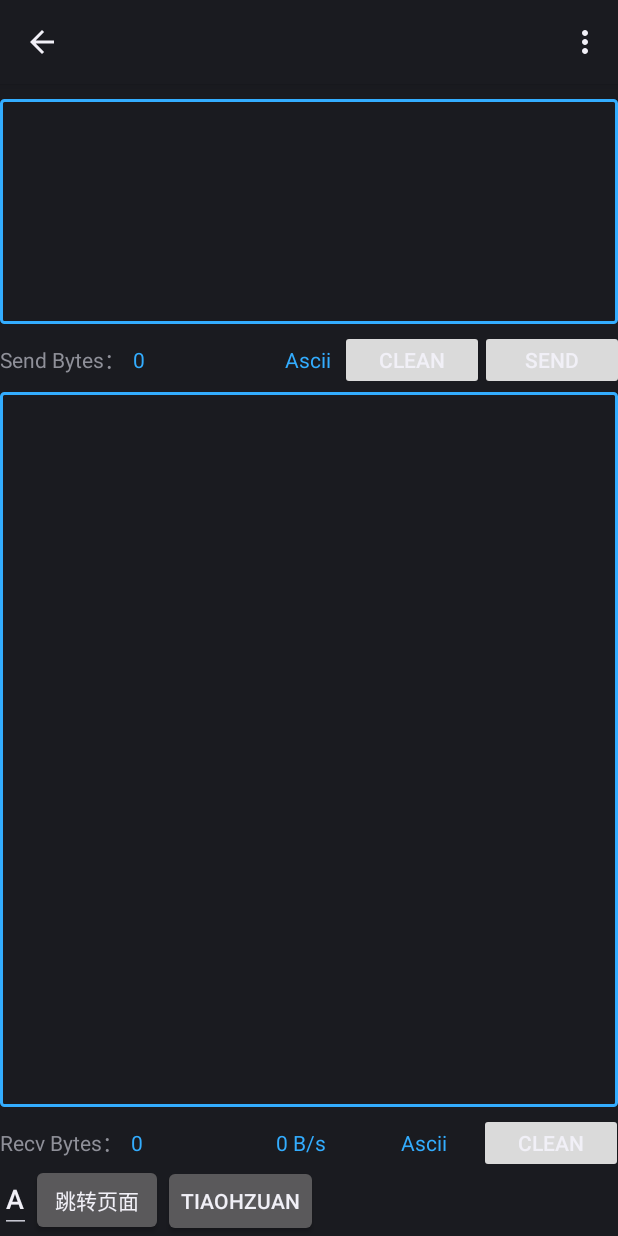
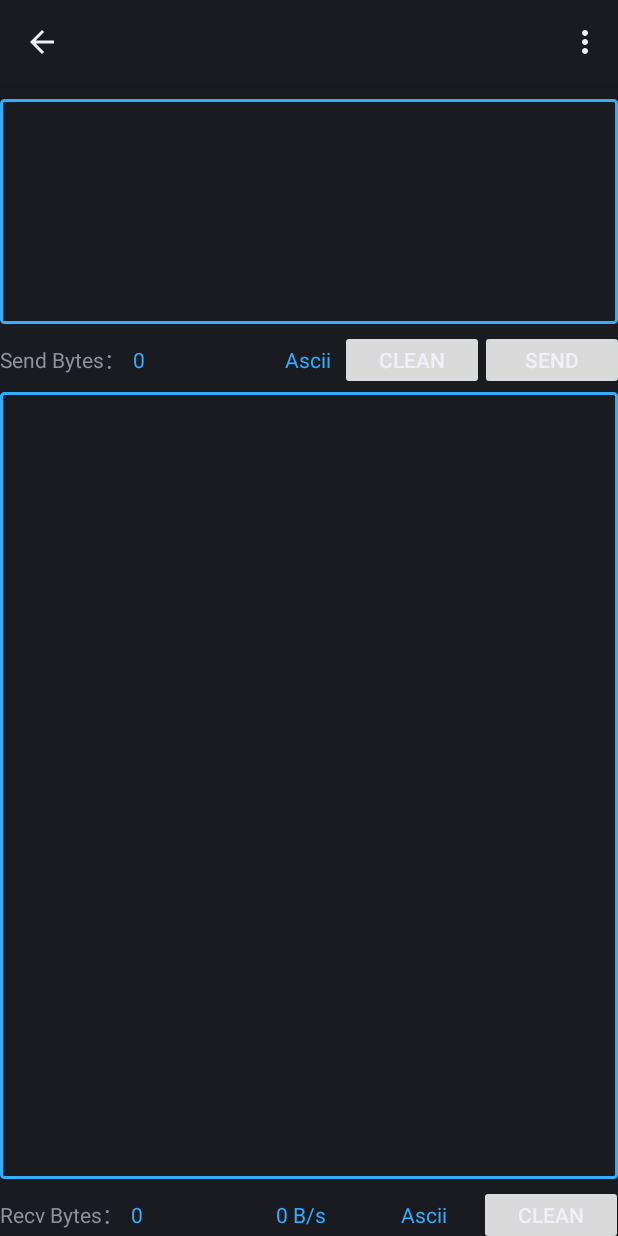
Before and after one commit to lizhenVegetableChicken/FirstApplication4, an Android app: the BleSppActivity screen opened directly, with no data from a screen before it, on a phone screen of 412 x 824 dp. Run offline under Robolectric (Android 15) with nearby library versions, the phone set to English and light mode, and no system bars; 3 statements that could not run were skipped.

Commit message:
去掉测试，实现广播功能的版本1

```diff
--- a/app/src/main/res/layout/activity_splash.xml
+++ b/app/src/main/res/layout/activity_splash.xml
@@ -2,16 +2,16 @@
 <LinearLayout xmlns:android="http://schemas.android.com/apk/res/android"
         android:layout_width="match_parent"
         android:layout_height="match_parent"
-              android:orientation="vertical"
->
+        android:orientation="vertical">
 
     <ImageView
             android:id="@+id/imageview"
             android:layout_width="match_parent"
             android:layout_height="match_parent"
+            android:rotation="270"
             android:scaleType="centerCrop"
             android:scaleX="1.5"
             android:scaleY="1.5"
-        android:src="@drawable/carblue1" />
+            android:src="@drawable/car_back" />
 
 </LinearLayout>
--- a/bluecar/src/main/AndroidManifest.xml
+++ b/bluecar/src/main/AndroidManifest.xml
@@ -74,11 +74,11 @@
             android:screenOrientation="portrait" >
         </activity>
 
-        <receiver android:name=".bluetooth.MyComsutoer" android:exported="true">
+  <!--      <receiver android:name=".bluetooth.MyComsutoer" android:exported="true">
             <intent-filter>
                 <action android:name="com.itheima.com"/>
             </intent-filter>
-        </receiver>
+        </receiver>-->
 
         <!--<receiver android:name=".mscv5plusdemo.TtsDemo"
             android:enabled="true"
--- a/bluecar/src/main/java/com/example/administrator/bluecar/bluetooth/BleSppActivity.java
+++ b/bluecar/src/main/java/com/example/administrator/bluecar/bluetooth/BleSppActivity.java
@@ -90,6 +90,7 @@ public class BleSppActivity extends Activity implements View.OnClickListener {
         @Override
         public void onReceive(Context context, Intent intent) {
             final String action = intent.getAction();
+            System.out.println("..............................getAction："+action);
             if (BluetoothLeService.ACTION_GATT_CONNECTED.equals(action)) {
 
             } else if (BluetoothLeService.ACTION_GATT_DISCONNECTED.equals(action)) {
@@ -105,14 +106,17 @@ public class BleSppActivity extends Activity implements View.OnClickListener {
             } else if (BluetoothLeService.ACTION_GATT_SERVICES_NO_DISCOVERED.equals(action)) {
                 mBluetoothLeService.connect(mDeviceAddress);
             } else if (BluetoothLeService.ACTION_DATA_AVAILABLE.equals(action)) {
+//            } else if ("com.lizhen.test".equals(action)) {
 //                final byte[] data = intent.getByteArrayExtra(BluetoothLeService.EXTRA_DATA);
 //                final StringBuilder stringBuilder = new StringBuilder();
 //                 for(byte byteChar : data)
 //                      stringBuilder.append(String.format("%02X ", byteChar));
 //                Log.v("log",stringBuilder.toString());
 
-
+                System.out.println("displayData前面..................................");
                 displayData(intent.getByteArrayExtra(BluetoothLeService.EXTRA_DATA));
+//                displayData(intent.getByteArrayExtra("bytes"));
+                System.out.println("displayData后面.....................");
 
 
             } else if (BluetoothLeService.ACTION_WRITE_SUCCESSFUL.equals(action)) {
@@ -139,6 +143,7 @@ public class BleSppActivity extends Activity implements View.OnClickListener {
         intentFilter.addAction(BluetoothLeService.ACTION_DATA_AVAILABLE);
         intentFilter.addAction(BluetoothLeService.ACTION_WRITE_SUCCESSFUL);
         intentFilter.addAction(BluetoothLeService.ACTION_GATT_SERVICES_NO_DISCOVERED);
+//        intentFilter.addAction("com.lizhen.test");
         return intentFilter;
     }
 
@@ -149,16 +154,23 @@ public class BleSppActivity extends Activity implements View.OnClickListener {
         setContentView(R.layout.ble_spp);
 
 
+
+        registerReceiver(mGattUpdateReceiver, makeGattUpdateIntentFilter());
+        if (mBluetoothLeService != null) {
+            final boolean result = mBluetoothLeService.connect(mDeviceAddress);
+            Log.d(TAG, "Connect request result=" + result);
+        }
+
         System.out.println("BleSppActivity的create........................................");
 
             //TIAOZHUAN 按钮跳到显示页面
-        Button button = findViewById(R.id.btn_fly);
-        button.setOnClickListener(new View.OnClickListener() {
-            @Override
-            public void onClick(View v) {
-                startActivity(new Intent(BleSppActivity.this,TtsDemo.class));
-            }
-        });
+//        Button button = findViewById(R.id.btn_fly);
+//        button.setOnClickListener(new View.OnClickListener() {
+//            @Override
+//            public void onClick(View v) {
+//                startActivity(new Intent(BleSppActivity.this,TtsDemo.class));
+//            }
+//        });
 
         //??????????
         final Intent intent = getIntent();
@@ -225,27 +237,27 @@ public class BleSppActivity extends Activity implements View.OnClickListener {
         bindService(gattServiceIntent, mServiceConnection, BIND_AUTO_CREATE);
 
 
-//        //        //直接跳转到show页面
-//        Intent intent1 = new Intent(BleSppActivity.this, TtsDemo.class);
-////        intent.putExtra("msg","A");
-//        startActivity(intent1);
+//               //直接跳转到show页面
+        Intent intent1 = new Intent(BleSppActivity.this, TtsDemo.class);
+//        intent.putExtra("msg","A");
+        startActivity(intent1);
 
 
 //        用来测试的
-        Button button2 = findViewById(R.id.btn_jump_show);
-        EditText et2 = findViewById(R.id.test_data_read);
-        button2.setOnClickListener(new View.OnClickListener() {
-            @Override
-            public void onClick(View v) {
-//                System.out.println("这里运行了..........................1");
-//                String s = et2.getText().toString();
-//                Intent intent8 = new Intent(BleSppActivity.this, TtsDemo.class);
-//                intent8.putExtra("msg", s);
-//                System.out.println("这里运行了");
-//                startActivity(intent8);
-                test();
-            }
-        });
+//        Button button2 = findViewById(R.id.btn_jump_show);
+//        EditText et2 = findViewById(R.id.test_data_read);
+//        button2.setOnClickListener(new View.OnClickListener() {
+//            @Override
+//            public void onClick(View v) {
+////                System.out.println("这里运行了..........................1");
+////                String s = et2.getText().toString();
+////                Intent intent8 = new Intent(BleSppActivity.this, TtsDemo.class);
+////                intent8.putExtra("msg", s);
+////                System.out.println("这里运行了");
+////                startActivity(intent8);
+//                test();
+//            }
+//        });
 
     }
 
@@ -259,18 +271,13 @@ public class BleSppActivity extends Activity implements View.OnClickListener {
     @Override
     protected void onResume() {
         super.onResume();
-        registerReceiver(mGattUpdateReceiver, makeGattUpdateIntentFilter());
-        if (mBluetoothLeService != null) {
-            final boolean result = mBluetoothLeService.connect(mDeviceAddress);
-            Log.d(TAG, "Connect request result=" + result);
-        }
 
     }
 
     @Override
     protected void onPause() {
         super.onPause();
-        unregisterReceiver(mGattUpdateReceiver);
+//        unregisterReceiver(mGattUpdateReceiver);
     }
 
     @Override
@@ -441,8 +448,6 @@ public class BleSppActivity extends Activity implements View.OnClickListener {
             mData.delete(0, mData.length() / 2); //UI?????512??????APP??
         }
 
-
-
         String s;
         if (mDataRecvFormat.getText().equals("Ascii")) {
             s = asciiToString(buf);
--- a/bluecar/src/main/res/layout/ble_spp.xml
+++ b/bluecar/src/main/res/layout/ble_spp.xml
@@ -161,28 +161,28 @@
 
     </LinearLayout>
 
-    <LinearLayout
-            android:layout_width="match_parent"
-            android:layout_height="wrap_content">
+<!--    <LinearLayout-->
+<!--            android:layout_width="match_parent"-->
+<!--            android:layout_height="wrap_content">-->
 
-        <EditText
-                android:id="@+id/test_data_read"
-                android:layout_width="wrap_content"
-                android:layout_height="wrap_content"
-                android:text="A" />
+<!--        <EditText-->
+<!--                android:id="@+id/test_data_read"-->
+<!--                android:layout_width="wrap_content"-->
+<!--                android:layout_height="wrap_content"-->
+<!--                android:text="A" />-->
 
-        <Button
-                android:id="@+id/btn_jump_show"
-                android:layout_width="wrap_content"
-                android:layout_height="wrap_content"
-                android:text="跳转页面" />
+<!--        <Button-->
+<!--                android:id="@+id/btn_jump_show"-->
+<!--                android:layout_width="wrap_content"-->
+<!--                android:layout_height="wrap_content"-->
+<!--                android:text="跳转页面" />-->
 
-        <Button
-                android:id="@+id/btn_fly"
-                android:layout_width="wrap_content"
-                android:layout_height="wrap_content"
-                android:text="tiaohzuan" />
-    </LinearLayout>
+<!--        <Button-->
+<!--                android:id="@+id/btn_fly"-->
+<!--                android:layout_width="wrap_content"-->
+<!--                android:layout_height="wrap_content"-->
+<!--                android:text="tiaohzuan" />-->
+<!--    </LinearLayout>-->
 
 
 </LinearLayout>
```
Also changed, not shown: bluecar/src/main/java/com/example/administrator/bluecar/mscv5plusdemo/TtsDemo.java (+25 -23 lines), bluecar/src/main/res/layout/ttsdemo.xml (+10 -10 lines), app/src/main/res/drawable/car_back.jpg (added), 1 other file. Lines whose indentation alone changed are shown as unchanged.
